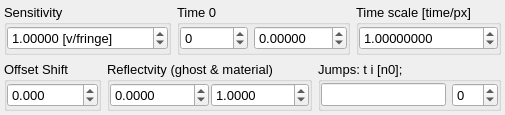
The window that UIs/nVISAR3.ui (NeutrinoToolkit/Neutrino) describes before a commit, drawn with Qt 5.
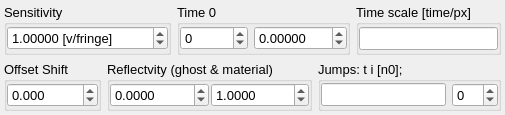
The same window after the commit.

Commit message: Visar allow nonlinear polynomial fit

What changed in the file:
```diff
--- a/UIs/nVISAR3.ui
+++ b/UIs/nVISAR3.ui
@@ -185,30 +185,7 @@
           <number>0</number>
          </property>
          <item row="0" column="0">
-          <widget class="QDoubleSpinBox" name="physScale">
-           <property name="font">
-            <font>
-             <pointsize>10</pointsize>
-            </font>
-           </property>
-           <property name="suffix">
-            <string/>
-           </property>
-           <property name="decimals">
-            <number>8</number>
-           </property>
-           <property name="minimum">
-            <double>-9999999.990000000223517</double>
-           </property>
-           <property name="maximum">
-            <double>9999999.990000000223517</double>
-           </property>
-           <property name="singleStep">
-            <double>0.001000000000000</double>
-           </property>
-           <property name="value">
-            <double>1.000000000000000</double>
-           </property>
+          <widget class="QLineEdit" name="physScale">
            <property name="neutrinoSave" stdset="0">
             <bool>true</bool>
            </property>
```
Left out of the diff: 1 changed line with no effect on the pictures. The commit also changes 4 other files.
